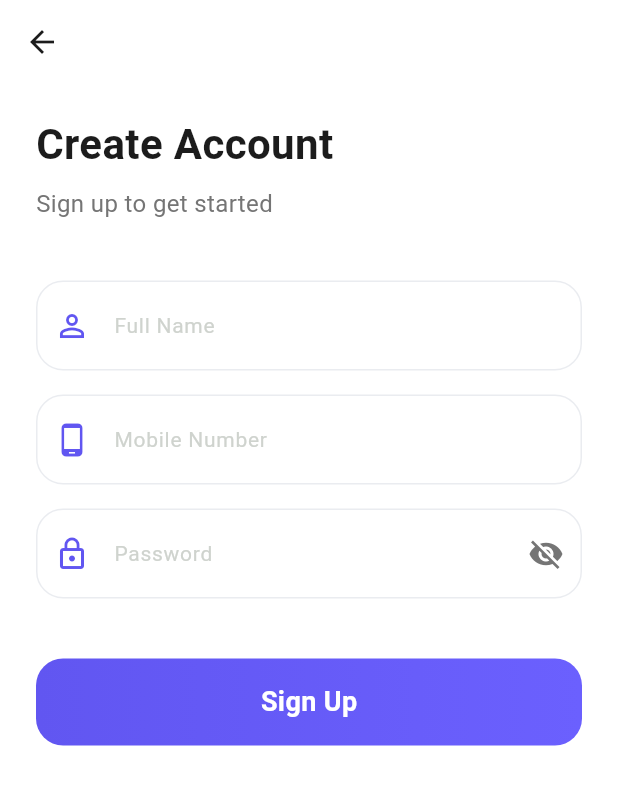
After one commit to sudhirgaikwad517/dairyapp, a Flutter app: the screen it shows after launch, scrolled down 121 dp, after a tap on "Sign Up", on a phone screen of 412 x 824 dp. The commit adds this screen. Shown: the top 785 px of the screen. Run offline on Flutter 3.47's test engine with Material 3 defaults, Android fonts, the phone set to English and light mode, and no system bars; our stand-ins replace cached_network_image, carousel_slider, dio, flutter_riverpod, flutter_secure_storage, flutter_svg and 8 more; missing offline and left inert: razorpay_flutter; accounts and stored records are empty; network calls fail; Roboto replaces fonts that are missing (Poppins).

Commit message:
Add signup with password feature and fix code sequence issue

```diff
--- a/lib/framework/provider/network/api_endpoints.dart
+++ b/lib/framework/provider/network/api_endpoints.dart
@@ -13,6 +13,7 @@ class ApiEndpoints {
   static const String sendOtp = "auth/otp/send";
   static const String verifyOtp = "auth/otp/verify";
   static const String login = "auth/login";
+  static const String signup = "auth/signup";
   static const String me = "auth/me";
   static const String updateProfile = "auth/profile";
   static const String logout = "auth/logout";
--- a/lib/ui/login/login_screen.dart
+++ b/lib/ui/login/login_screen.dart
@@ -1,6 +1,7 @@
 import 'package:dairy_app/framework/dependency_injection/inject.dart';
 import 'package:dairy_app/framework/repository/app_assets/app_assets_cache.dart';
 import 'package:dairy_app/ui/otp/otp_verification_screen.dart';
+import 'package:dairy_app/ui/login/signup_screen.dart';
 import 'package:dairy_app/ui/utils/app_constants/app_constants.dart';
 import 'package:dairy_app/ui/utils/theme/app_colors.dart';
 import 'package:dairy_app/ui/utils/theme/assets.gen.dart';
@@ -265,7 +266,7 @@ class _LoginScreenConsumerState extends ConsumerState<LoginScreen> {
                         );
                       }),
 
-                      const SizedBox(height: 24),
+                      const SizedBox(height: 16),
                       GestureDetector(
                         onTap: () {
                           setState(() {
@@ -276,9 +277,34 @@ class _LoginScreenConsumerState extends ConsumerState<LoginScreen> {
                           _isPasswordLogin ? "Login with OTP instead" : "Login with Password",
                           style: TextStyles.semiBold.copyWith(
                             color: AppColors.clr6156F1,
-                            fontSize: 16,
+                            fontSize: 14,
                           ),
                         ),
+                      ),
+                      const SizedBox(height: 24),
+                      Row(
+                        mainAxisAlignment: MainAxisAlignment.center,
+                        children: [
+                          Text(
+                            "Don't have an account? ",
+                            style: TextStyles.regular.copyWith(
+                              color: AppColors.clrGrey757575,
+                              fontSize: 16,
+                            ),
+                          ),
+                          GestureDetector(
+                            onTap: () {
+                              Navigator.of(context).push(MaterialPageRoute(builder: (context) => const SignupScreen()));
+                            },
+                            child: Text(
+                              "Sign Up",
+                              style: TextStyles.semiBold.copyWith(
+                                color: AppColors.clr6156F1,
+                                fontSize: 16,
+                              ),
+                            ),
+                          ),
+                        ],
                       ),
                       const SizedBox(height: 10),
 
--- /dev/null
+++ b/lib/ui/login/signup_screen.dart
@@ -0,0 +1,172 @@
+import 'package:dairy_app/ui/utils/app_constants/app_constants.dart';
+import 'package:dairy_app/ui/utils/theme/app_colors.dart';
+import 'package:dairy_app/ui/utils/theme/text_styles.dart';
+import 'package:dairy_app/ui/utils/widgets/common_button.dart';
+import 'package:dairy_app/ui/utils/widgets/common_container.dart';
+import 'package:dairy_app/ui/utils/widgets/common_text.dart';
+import 'package:dairy_app/ui/utils/widgets/common_text_form_field.dart';
+import 'package:flutter/material.dart';
+import 'package:flutter_riverpod/flutter_riverpod.dart';
+import 'package:dairy_app/framework/provider/auth_provider.dart';
+
+class SignupScreen extends ConsumerStatefulWidget {
+  const SignupScreen({super.key});
+
+  @override
+  ConsumerState<SignupScreen> createState() => _SignupScreenState();
+}
+
+class _SignupScreenState extends ConsumerState<SignupScreen> {
+  final TextEditingController _nameController = TextEditingController();
+  final TextEditingController _phoneController = TextEditingController();
+  final TextEditingController _passwordController = TextEditingController();
+  bool _obscurePassword = true;
+
+  @override
+  void dispose() {
+    _nameController.dispose();
+    _phoneController.dispose();
+    _passwordController.dispose();
+    super.dispose();
+  }
+
+  @override
+  Widget build(BuildContext context) {
+    return GestureDetector(
+      onTap: () => FocusScope.of(context).unfocus(),
+      child: Scaffold(
+        backgroundColor: AppColors.clrWhiteFFFFFF,
+        appBar: AppBar(
+          backgroundColor: AppColors.clrWhiteFFFFFF,
+          elevation: 0,
+          leading: IconButton(
+            icon: const Icon(Icons.arrow_back, color: AppColors.clr1C1C1C),
+            onPressed: () => Navigator.pop(context),
+          ),
+        ),
+        body: SingleChildScrollView(
+          padding: const EdgeInsets.symmetric(horizontal: AppConstants.largePadding),
+          child: Column(
+            crossAxisAlignment: CrossAxisAlignment.start,
+            children: [
+              const SizedBox(height: 20),
+              CommonText(
+                data: "Create Account",
+                style: TextStyles.bold.copyWith(fontSize: 28, color: AppColors.clr1C1C1C),
+              ),
+              const SizedBox(height: 8),
+              CommonText(
+                data: "Sign up to get started",
+                style: TextStyles.regular.copyWith(color: AppColors.clrGrey757575, fontSize: 16),
+              ),
+              const SizedBox(height: 40),
+
+              CommonTextFormField(
+                controller: _nameController,
+                hintText: "Full Name",
+                prefixIcon: const Icon(Icons.person_outline, color: AppColors.clr6156F1),
+                contentPadding: const EdgeInsets.symmetric(vertical: 18, horizontal: 15),
+                borderRadius: 18,
+                enabledBorderColor: AppColors.grayEAECF0,
+                focusedBorderColor: AppColors.clr6156F1,
+              ),
+              const SizedBox(height: 16),
+
+              CommonTextFormField(
+                controller: _phoneController,
+                keyboardType: TextInputType.phone,
+                hintText: "Mobile Number",
+                prefixIcon: const Icon(Icons.phone_android, color: AppColors.clr6156F1),
+                contentPadding: const EdgeInsets.symmetric(vertical: 18, horizontal: 15),
+                borderRadius: 18,
+                enabledBorderColor: AppColors.grayEAECF0,
+                focusedBorderColor: AppColors.clr6156F1,
+              ),
+              const SizedBox(height: 16),
+
+              CommonTextFormField(
+                controller: _passwordController,
+                hintText: "Password",
+                obscureText: _obscurePassword,
+                prefixIcon: const Icon(Icons.lock_outline, color: AppColors.clr6156F1),
+                suffixIcon: IconButton(
+                  icon: Icon(
+                    _obscurePassword ? Icons.visibility_off : Icons.visibility,
+                    color: AppColors.clrGrey757575,
+                  ),
+                  onPressed: () {
+                    setState(() {
+                      _obscurePassword = !_obscurePassword;
+                    });
+                  },
+                ),
+                contentPadding: const EdgeInsets.symmetric(vertical: 18, horizontal: 15),
+                borderRadius: 18,
+                enabledBorderColor: AppColors.grayEAECF0,
+                focusedBorderColor: AppColors.clr6156F1,
+              ),
+              const SizedBox(height: 40),
+
+              Consumer(builder: (context, ref, child) {
+                final authState = ref.watch(authNotifierProvider);
+                return CommonButton(
+                  onTap: authState.isLoading ? () {} : () async {
+                    if (_nameController.text.isEmpty || _phoneController.text.isEmpty || _passwordController.text.isEmpty) {
+                      ScaffoldMessenger.of(context).showSnackBar(
+                        const SnackBar(content: Text("All fields are required"), behavior: SnackBarBehavior.floating),
+                      );
+                      return;
+                    }
+                    if (_phoneController.text.length < 10) {
+                      ScaffoldMessenger.of(context).showSnackBar(
+                        const SnackBar(content: Text("Enter a valid 10-digit mobile number"), behavior: SnackBarBehavior.floating),
+                      );
+                      return;
+                    }
+                    if (_passwordController.text.length < 6) {
+                      ScaffoldMessenger.of(context).showSnackBar(
+                        const SnackBar(content: Text("Password must be at least 6 characters"), behavior: SnackBarBehavior.floating),
+                      );
+                      return;
+                    }
+
+                    // For now, since signup logic might not exist in AuthProvider,
+                    // we'll need to call the API directly or add a signup method to AuthProvider.
+                    // Wait, let's see if AuthProvider has signup.
+                    final success = await ref.read(authNotifierProvider.notifier).signUpWithPassword(
+                      _nameController.text,
+                      _phoneController.text,
+                      _passwordController.text
+                    );
+
+                    if (success && mounted) {
+                      ScaffoldMessenger.of(context).showSnackBar(
+                        const SnackBar(content: Text("Account created successfully!"), backgroundColor: Colors.green),
+                      );
+                      Navigator.pop(context); // Go back to login
+                    } else if (mounted) {
+                      ScaffoldMessenger.of(context).showSnackBar(
+                        SnackBar(
+                          content: Text(ref.read(authNotifierProvider).error ?? "Signup failed"),
+                          backgroundColor: Colors.redAccent,
+                        ),
+                      );
+                    }
+                  },
+                  buttonText: authState.isLoading ? "Please wait..." : "Sign Up",
+                  height: 58,
+                  width: double.infinity,
+                  borderRadius: BorderRadius.circular(18),
+                  gradient: const LinearGradient(
+                    colors: [AppColors.clr6156F1, AppColors.clr6B60FE],
+                  ),
+                  buttonTextStyle: TextStyles.bold.copyWith(fontSize: 18, color: AppColors.clrWhiteFFFFFF),
+                );
+              }),
+            ],
+          ),
+        ),
+      ),
+    );
+  }
+}
```
Also changed, not shown: lib/framework/provider/auth_provider.dart (+35 -0 lines), lib/framework/repository/auth/auth_repository.dart (+19 -0 lines), 4 other files.
